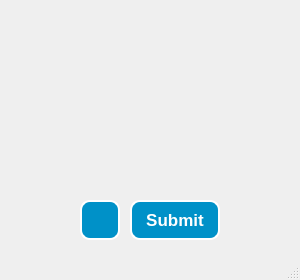
The window that forms/mainwindow.ui (HyungJoonLEE/Lazyshark) describes before a commit, drawn with Qt 5.
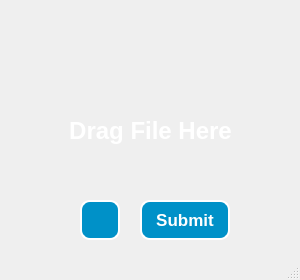
The same window after the commit. Icons and pictures are not drawn.

```diff
--- a/forms/mainwindow.ui
+++ b/forms/mainwindow.ui
@@ -56,7 +56,7 @@
    <widget class="QPushButton" name="submitBtn">
     <property name="geometry">
      <rect>
-      <x>130</x>
+      <x>140</x>
       <y>200</y>
       <width>90</width>
       <height>40</height>
@@ -139,7 +139,7 @@
 }</string>
     </property>
     <property name="text">
-     <string/>
+     <string>Drag File Here</string>
     </property>
     <property name="alignment">
      <set>Qt::AlignCenter</set>
```
Left out of the diff: 2 changed lines with no effect on the pictures.
